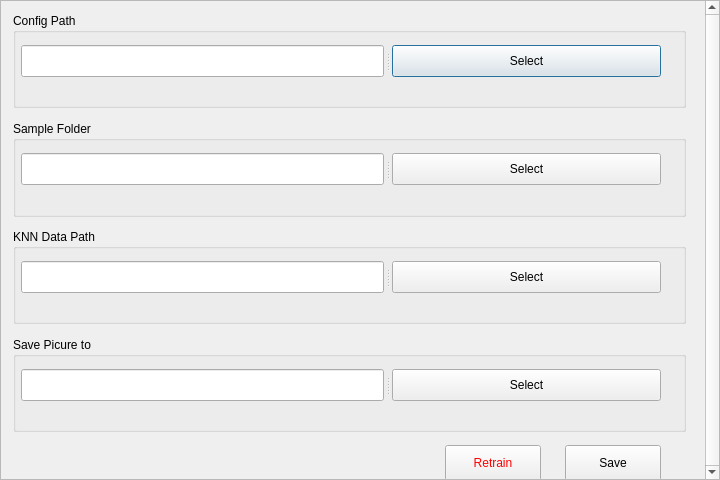
JamzumSum/E-N-TabConverter, file QtTest/frmSetting.ui: the form before one commit.
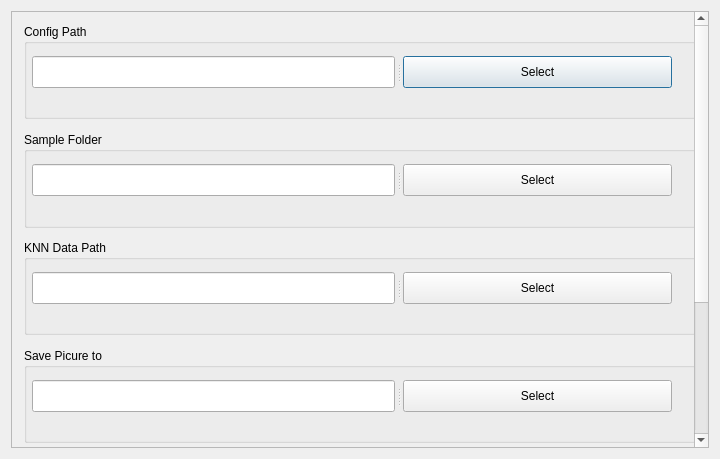
The form after the commit.

What changed in the file:
```diff
--- a/QtTest/frmSetting.ui
+++ b/QtTest/frmSetting.ui
@@ -7,27 +7,24 @@
     <x>0</x>
     <y>0</y>
     <width>720</width>
-    <height>480</height>
+    <height>459</height>
    </rect>
   </property>
   <property name="windowTitle">
    <string>frmSetting</string>
   </property>
+  <layout class="QVBoxLayout" name="verticalLayout_2">
+   <item>
   <widget class="QScrollArea" name="scrollArea">
-   <property name="geometry">
-    <rect>
-     <x>0</x>
-     <y>0</y>
-     <width>720</width>
-     <height>480</height>
-    </rect>
-   </property>
    <property name="verticalScrollBarPolicy">
     <enum>Qt::ScrollBarAlwaysOn</enum>
    </property>
    <property name="horizontalScrollBarPolicy">
     <enum>Qt::ScrollBarAlwaysOff</enum>
    </property>
+     <property name="sizeAdjustPolicy">
+      <enum>QAbstractScrollArea::AdjustToContents</enum>
+     </property>
    <property name="widgetResizable">
     <bool>true</bool>
    </property>
@@ -36,10 +33,22 @@
      <rect>
       <x>0</x>
       <y>0</y>
-      <width>697</width>
-      <height>478</height>
-     </rect>
-    </property>
+        <width>720</width>
+        <height>640</height>
+       </rect>
+      </property>
+      <property name="sizePolicy">
+       <sizepolicy hsizetype="Preferred" vsizetype="Preferred">
+        <horstretch>0</horstretch>
+        <verstretch>8</verstretch>
+       </sizepolicy>
+      </property>
+      <property name="minimumSize">
+       <size>
+        <width>720</width>
+        <height>640</height>
+       </size>
+      </property>
     <widget class="QGroupBox" name="groupCfgPath">
      <property name="geometry">
       <rect>
@@ -183,8 +192,8 @@
     <widget class="QPushButton" name="btnSave">
      <property name="geometry">
       <rect>
-       <x>564</x>
-       <y>444</y>
+         <x>570</x>
+         <y>550</y>
        <width>96</width>
        <height>36</height>
       </rect>
@@ -196,8 +205,8 @@
     <widget class="QPushButton" name="btnTrain">
      <property name="geometry">
       <rect>
-       <x>444</x>
-       <y>444</y>
+         <x>450</x>
+         <y>550</y>
        <width>96</width>
        <height>36</height>
       </rect>
@@ -243,8 +252,45 @@
       <string>Retrain</string>
      </property>
     </widget>
-   </widget>
-  </widget>
+      <widget class="QGroupBox" name="groupOutputDir">
+       <property name="geometry">
+        <rect>
+         <x>20</x>
+         <y>450</y>
+         <width>673</width>
+         <height>95</height>
+        </rect>
+       </property>
+       <property name="title">
+        <string>Output Directory</string>
+       </property>
+       <widget class="QSplitter" name="splitter_6">
+        <property name="geometry">
+         <rect>
+          <x>8</x>
+          <y>32</y>
+          <width>640</width>
+          <height>32</height>
+         </rect>
+        </property>
+        <property name="orientation">
+         <enum>Qt::Horizontal</enum>
+        </property>
+        <property name="handleWidth">
+         <number>8</number>
+        </property>
+        <widget class="QLineEdit" name="txtOutputDir"/>
+        <widget class="QPushButton" name="btnOutputDir">
+         <property name="text">
+          <string>Select</string>
+         </property>
+        </widget>
+       </widget>
+      </widget>
+     </widget>
+    </widget>
+   </item>
+  </layout>
  </widget>
  <layoutdefault spacing="6" margin="11"/>
  <resources/>
```
Left out of the diff: 16 changed lines with no effect on the pictures. Lines whose indentation alone changed are shown as unchanged.
